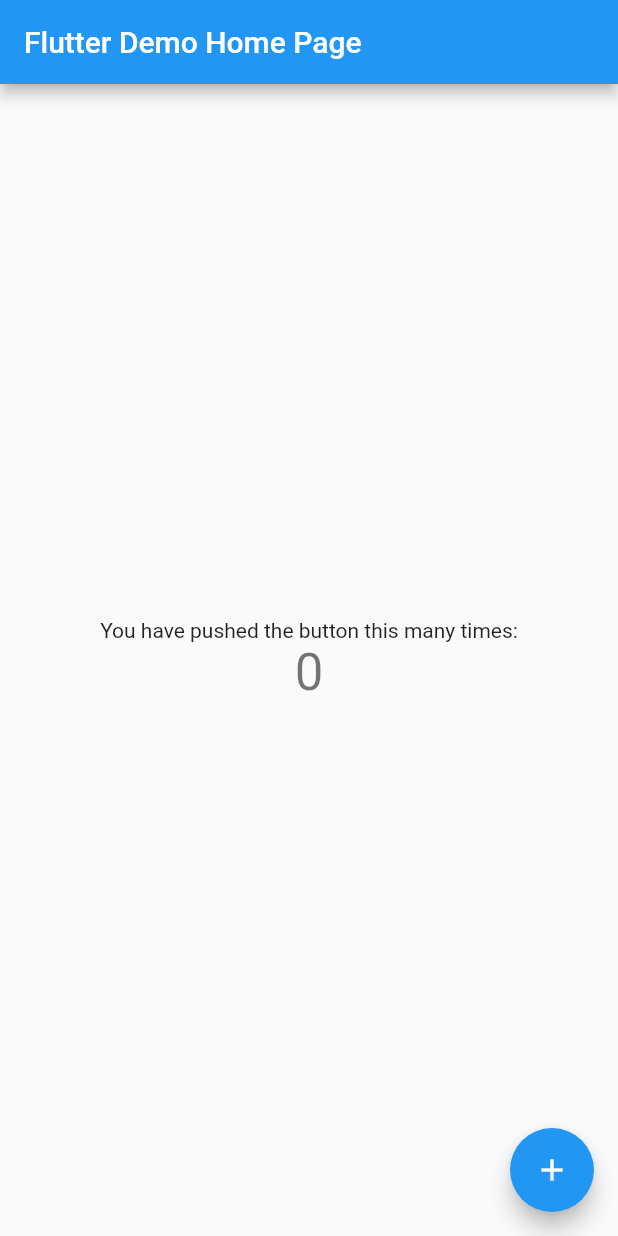
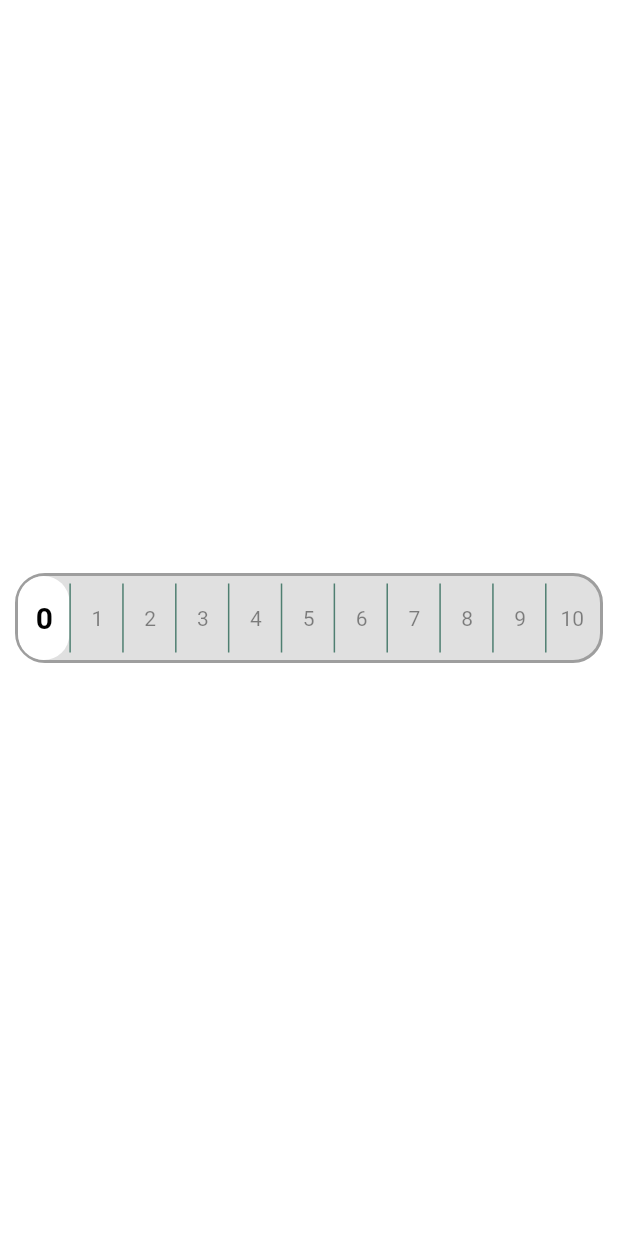
Before and after one commit to Inficial-Infotech/inficial-slider, a Flutter app: the screen it shows after launch, on a phone screen of 412 x 824 dp. Run offline on Flutter 3.47's test engine with Material 2 defaults, Android fonts, the phone set to English and light mode, and no system bars.

Commit message:
bug fixed

```diff
--- a/lib/main.dart
+++ b/lib/main.dart
@@ -1,4 +1,5 @@
 import 'package:flutter/material.dart';
+import 'package:inficial_slider/score_slider.dart';
 
 void main() {
   runApp(const MyApp());
@@ -70,46 +71,23 @@
     // fast, so that you can just rebuild anything that needs updating rather
     // than having to individually change instances of widgets.
     return Scaffold(
-      appBar: AppBar(
-        // Here we take the value from the MyHomePage object that was created by
-        // the App.build method, and use it to set our appbar title.
-        title: Text(widget.title),
+      backgroundColor: Colors.white,
+      body: Column(
+        crossAxisAlignment: CrossAxisAlignment.center,
+        children: [
+          const Spacer(),
+          Padding(
+            padding: const EdgeInsets.only(left: 10, right: 10),
+            child: ScoreSlider(
+              maxScore: 10,
+              score: 0,
+              backgroundColor: Colors.grey[300],
+              onScoreChanged: (newScore) {},
+            ),
+          ),
+          const Spacer(),
+        ],
       ),
-      body: Center(
-        // Center is a layout widget. It takes a single child and positions it
-        // in the middle of the parent.
-        child: Column(
-          // Column is also a layout widget. It takes a list of children and
-          // arranges them vertically. By default, it sizes itself to fit its
-          // children horizontally, and tries to be as tall as its parent.
-          //
-          // Invoke "debug painting" (press "p" in the console, choose the
-          // "Toggle Debug Paint" action from the Flutter Inspector in Android
-          // Studio, or the "Toggle Debug Paint" command in Visual Studio Code)
-          // to see the wireframe for each widget.
-          //
-          // Column has various properties to control how it sizes itself and
-          // how it positions its children. Here we use mainAxisAlignment to
-          // center the children vertically; the main axis here is the vertical
-          // axis because Columns are vertical (the cross axis would be
-          // horizontal).
-          mainAxisAlignment: MainAxisAlignment.center,
-          children: <Widget>[
-            const Text(
-              'You have pushed the button this many times:',
-            ),
-            Text(
-              '$_counter',
-              style: Theme.of(context).textTheme.headline4,
-            ),
-          ],
-        ),
-      ),
-      floatingActionButton: FloatingActionButton(
-        onPressed: _incrementCounter,
-        tooltip: 'Increment',
-        child: const Icon(Icons.add),
-      ), // This trailing comma makes auto-formatting nicer for build methods.
     );
   }
 }
--- a/lib/score_slider.dart
+++ b/lib/score_slider.dart
@@ -123,13 +123,17 @@
             child: Container(
               decoration: BoxDecoration(
                 borderRadius: const BorderRadius.all(Radius.circular(20)),
-                border: Border.all(color: Colors.grey, width: 2),
+                border: Border.all(
+                  color: Colors.grey,
+                  width: 2,
+                ),
                 color: (widget.backgroundColor ??
                     Theme.of(context).backgroundColor),
               ),
               height: widget.height,
               child: Stack(
                 fit: StackFit.expand,
+                alignment: Alignment.topCenter,
                 children: <Widget>[
                   ClipRRect(
                     borderRadius: BorderRadius.circular(15),
@@ -138,7 +142,7 @@
                       // unselectedSize: width,
                       totalSteps: 10,
                       currentStep: _currentScore,
-                      size: 55,
+                      size: 56,
                       padding: 0,
 
                       selectedColor: Colors.yellow,
--- a/pubspec.yaml
+++ b/pubspec.yaml
@@ -12,7 +12,7 @@
 # build by specifying --build-name and --build-number, respectively.
 # In Android, build-name is used as versionName while build-number used as versionCode.
 # Read more about Android versioning at https://developer.android.com/studio/publish/versioning
-# In iOS, build-name is used as CFBundleShortVersionString while build-number used as CFBundleVersion.
+# In iOS, build-name is used as CFBundleShortV`ersionString while build-number used as CFBundleVersion.
 # Read more about iOS versioning at
 # https://developer.apple.com/library/archive/documentation/General/Reference/InfoPlistKeyReference/Articles/CoreFoundationKeys.html
 version: 1.0.0+1
@@ -34,6 +34,7 @@
   # The following adds the Cupertino Icons font to your application.
   # Use with the CupertinoIcons class for iOS style icons.
   cupertino_icons: ^1.0.2
+
 
 dev_dependencies:
   flutter_test:
```
